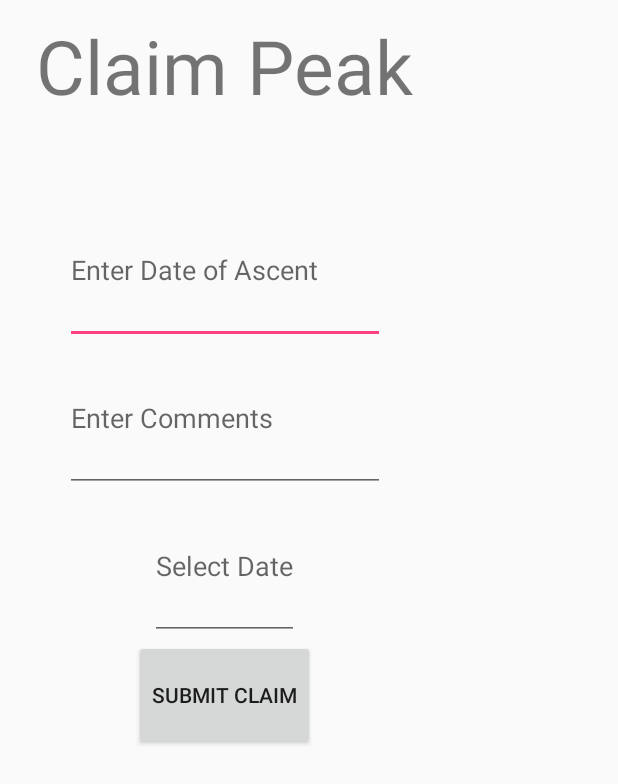
After one commit to KyleOGrady/Peak-Tracker, an Android app: the layout activity_claim_peak.xml on its own in the app's theme, with its tools: preview values and no code run, on a phone screen of 412 x 824 dp. The commit adds this screen. Shown: the top 784 px of the screen. Run offline under Robolectric (Android 15) with nearby library versions, the phone set to English and light mode, and no system bars.

Commit message:
Working on popup dialog for claiming peak

```diff
--- a/app/src/main/AndroidManifest.xml
+++ b/app/src/main/AndroidManifest.xml
@@ -17,7 +17,9 @@
             </intent-filter>
         </activity>
         <activity android:name=".ADKActivity" />
-        <activity android:name=".NHActivity"></activity>
+        <activity android:name=".NHActivity" />
+        <activity android:name=".ClaimPeakActivity"
+                  android:theme="@style/AppTheme.ClaimPeakPopUp" />
     </application>
 
 </manifest>
--- /dev/null
+++ b/app/src/main/res/layout/activity_claim_peak.xml
@@ -0,0 +1,60 @@
+<?xml version="1.0" encoding="utf-8"?>
+<LinearLayout
+    xmlns:android="http://schemas.android.com/apk/res/android"
+    xmlns:app="http://schemas.android.com/apk/res-auto"
+    xmlns:tools="http://schemas.android.com/tools"
+    android:layout_width="300dp"
+    android:layout_height="500dp"
+    android:orientation="vertical"
+    android:weightSum="5"
+    tools:context="kyle.peaktracker.ClaimPeakActivity">
+
+    <TextView
+        android:id="@+id/claimPeakHeader"
+        android:layout_width="wrap_content"
+        android:layout_height="wrap_content"
+        android:text="Claim Peak"
+        android:textSize="50sp"
+        android:layout_marginTop="10dp"
+        android:layout_weight="1"
+        android:layout_gravity="center"/>
+
+    <EditText
+        android:id="@+id/enterDate"
+        android:layout_width="wrap_content"
+        android:layout_height="wrap_content"
+        android:ems="10"
+        android:layout_gravity="center"
+        android:layout_weight="1"
+        android:hint="Enter Date of Ascent"/>
+
+    <EditText
+        android:id="@+id/enterComments"
+        android:layout_width="wrap_content"
+        android:layout_height="wrap_content"
+        android:ems="10"
+        android:hint="Enter Comments"
+        android:layout_gravity="center"
+        android:layout_weight="1"
+        android:inputType="textMultiLine" />
+
+    <EditText
+        android:id="@+id/selectDate"
+        android:layout_height="wrap_content"
+        android:layout_width="wrap_content"
+        android:clickable="true"
+        android:layout_gravity="center"
+        android:layout_weight="1"
+        android:focusable="false"
+        android:hint="Select Date" />
+
+    <Button
+        android:id="@+id/submitClaim"
+        android:layout_width="wrap_content"
+        android:layout_height="20dp"
+        android:layout_gravity="center"
+        android:layout_weight="1"
+        android:text="Submit Claim" />
+
+
+</LinearLayout>
--- a/app/src/main/res/values/colors.xml
+++ b/app/src/main/res/values/colors.xml
@@ -8,4 +8,5 @@
     <color name="peakBrown">#A56621</color>
     <color name="unclaimedRed">#BF211E</color>
     <color name="lightBlue">#A6B4BF</color>
+    <color name ="transparent">#55000000</color>
 </resources>
```
Also changed, not shown: app/src/main/java/kyle/peaktracker/ClaimPeakActivity.java (added, +23 -0 lines), app/src/main/java/kyle/peaktracker/PeaksAdapter.java (+79 -23 lines), app/src/main/res/values/styles.xml (+7 -0 lines).
